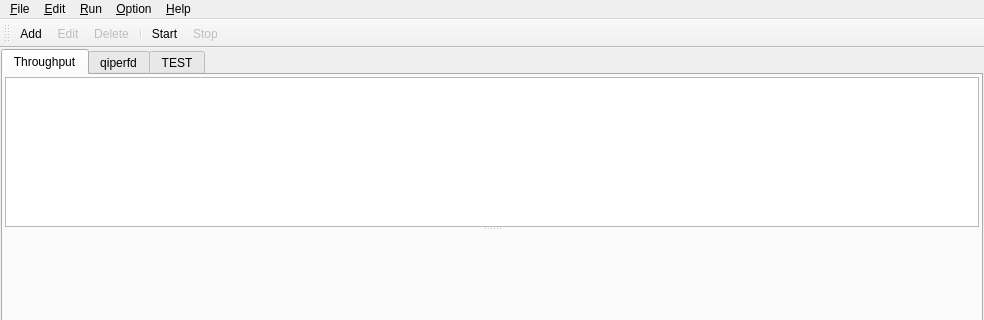
Above: qiperfc/src/qiperfc.ui from coolshou/qiperf before the change; both pictures show x 0 to 984 and y 0 to 320 of the 984 by 674 pixel window. Below: the same form after it.
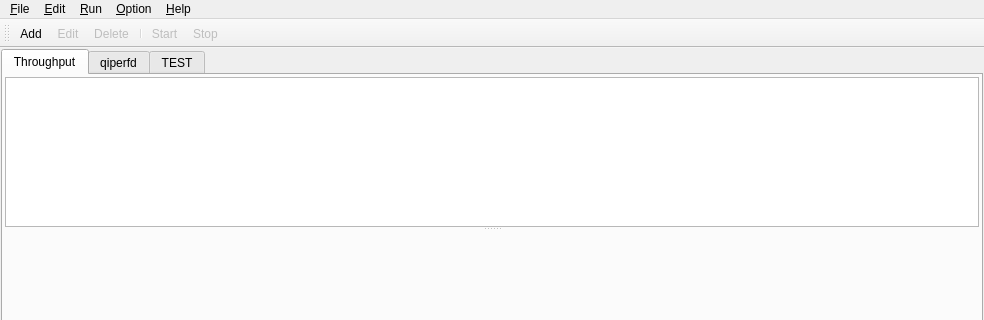
That is the form after the change. Icons and pictures are not drawn. Custom widgets are drawn as their Qt base class.

Commit message: add onStart() onStop()

Patch:
```diff
--- a/qiperfc/src/qiperfc.ui
+++ b/qiperfc/src/qiperfc.ui
@@ -354,6 +354,9 @@
    </property>
   </action>
   <action name="actionStart">
+   <property name="enabled">
+    <bool>false</bool>
+   </property>
    <property name="icon">
     <iconset resource="../../qiperf.qrc">
      <normaloff>:/start</normaloff>:/start</iconset>
```
Left out of the diff: 2 changed lines with no effect on the pictures. The commit also changes 2 other files.
